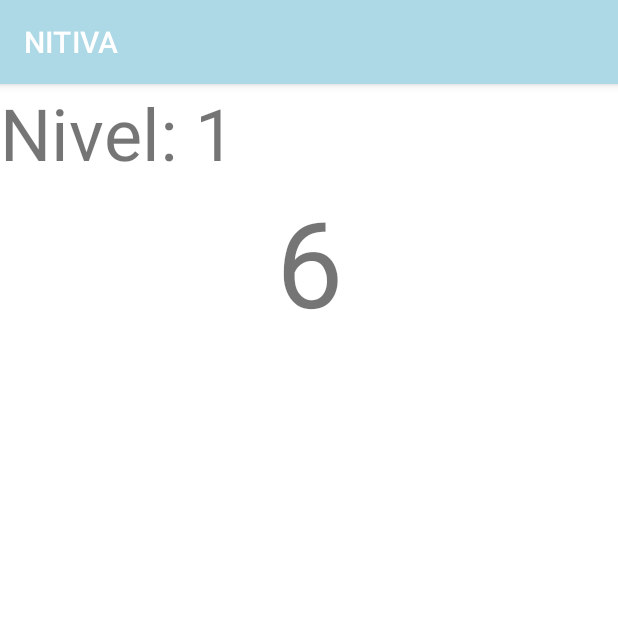
After one commit to Braulio08/NITIVA, an Android app: the NumbersMemoryGame screen opened directly, with no data from a screen before it, on a phone screen of 412 x 824 dp, the top half of it. The commit adds this screen. Run offline under Robolectric (Android 15) with nearby library versions, the phone set to English and light mode, and no system bars.

Commit message:
Actualización 18/10/2021 19:56 Nuevo juego

```diff
--- /dev/null
+++ b/app/src/main/java/com/brafa/nitiva/NumbersMemoryGame.java
@@ -0,0 +1,103 @@
+package com.brafa.nitiva;
+
+import androidx.appcompat.app.AppCompatActivity;
+
+import android.content.Intent;
+import android.os.Bundle;
+import android.os.Handler;
+import android.view.View;
+import android.widget.Button;
+import android.widget.EditText;
+import android.widget.TextView;
+
+import java.util.Random;
+
+public class NumbersMemoryGame extends AppCompatActivity {
+
+    TextView txtLevel, txtNumberShow;
+    EditText etAnswer;
+    Button btnRevisar;
+    int nivelActual = 1;
+    String rNumber;
+    Random random = new Random();
+    final Handler handler = new Handler();
+    @Override
+    protected void onCreate(Bundle savedInstanceState) {
+        super.onCreate(savedInstanceState);
+        setContentView(R.layout.activity_numbers_memory_game);
+        cargarJuego();
+    }
+    public void cargarJuego() {
+        txtLevel = findViewById(R.id.textViewLevel);
+        txtNumberShow = findViewById(R.id.textViewNumberShow);
+        etAnswer = findViewById(R.id.editTextNumber);
+        btnRevisar = findViewById(R.id.btnRevisar);
+
+        txtNumberShow.setVisibility(View.VISIBLE);
+        etAnswer.setVisibility(View.GONE);
+        btnRevisar.setVisibility(View.GONE);
+
+        txtLevel.setText("Nivel: "+ nivelActual);
+        rNumber = generarNumeroRandom(nivelActual);
+        txtNumberShow.setText(rNumber);
+
+
+        handler.postDelayed(new Runnable() {
+            @Override
+            public void run() {
+                txtNumberShow.setVisibility(View.GONE);
+                etAnswer.setVisibility(View.VISIBLE);
+                btnRevisar.setVisibility(View.VISIBLE);
+                etAnswer.requestFocus();
+            }
+        }, 3000);
+
+        btnRevisar.setOnClickListener(new View.OnClickListener() {
+            @Override
+            public void onClick(View view) {
+                if (rNumber.equals(etAnswer.getText().toString())){
+
+                    txtNumberShow.setVisibility(View.VISIBLE);
+                    etAnswer.setVisibility(View.GONE);
+                    btnRevisar.setVisibility(View.GONE);
+
+                    etAnswer.setText("");
+
+                    nivelActual++;
+                    txtLevel.setText("Nivel: "+ nivelActual);
+
+                    rNumber = generarNumeroRandom(nivelActual);
+                    txtNumberShow.setText(rNumber);
+
+                    handler.postDelayed(new Runnable() {
+                        @Override
+                        public void run() {
+                            txtNumberShow.setVisibility(View.GONE);
+                            etAnswer.setVisibility(View.VISIBLE);
+                            btnRevisar.setVisibility(View.VISIBLE);
+                            etAnswer.requestFocus();
+                        }
+                    }, 3000);
+                } else {
+                    Intent intent = new Intent(NumbersMemoryGame.this, Result.class);
+                    intent.putExtra("nivelNumber", nivelActual);
+                    startActivity(intent);
+                    finish();
+                }
+
+
+
+
+
+            }
+        });
+    }
+
+    private String generarNumeroRandom(int digits){
+        String result = "";
+        for (int i = 0; i <digits ; i++) {
+            result = result + "" + random.nextInt(10);
+        }
+        return result;
+    }
+}
--- a/app/src/main/res/layout/activity_main.xml
+++ b/app/src/main/res/layout/activity_main.xml
@@ -87,12 +87,12 @@
         app:layout_constraintVertical_bias="0.0" />
 
     <Button
-        android:id="@+id/btnReading"
+        android:id="@+id/btnNumberMemory"
         android:layout_width="wrap_content"
         android:layout_height="wrap_content"
         android:layout_marginStart="28dp"
         android:layout_marginBottom="16dp"
-        android:text="Lectura"
+        android:text="123Memorizar"
         app:layout_constraintBottom_toTopOf="@+id/imbMemory"
         app:layout_constraintStart_toStartOf="parent" />
 
--- /dev/null
+++ b/app/src/main/res/layout/activity_numbers_memory_game.xml
@@ -0,0 +1,51 @@
+<?xml version="1.0" encoding="utf-8"?>
+<LinearLayout xmlns:android="http://schemas.android.com/apk/res/android"
+    xmlns:app="http://schemas.android.com/apk/res-auto"
+    xmlns:tools="http://schemas.android.com/tools"
+    android:layout_width="match_parent"
+    android:layout_height="match_parent"
+    android:gravity="center|top"
+    android:orientation="vertical"
+    tools:context=".NumbersMemoryGame">
+
+    <LinearLayout
+        android:layout_width="match_parent"
+        android:layout_height="wrap_content"
+        android:orientation="horizontal">
+
+        <TextView
+            android:id="@+id/textViewLevel"
+            android:layout_width="wrap_content"
+            android:layout_height="wrap_content"
+            android:layout_weight="1"
+            android:text="Nivel: 1"
+            android:textAlignment="textStart"
+            android:textSize="48sp" />
+
+    </LinearLayout>
+
+    <TextView
+        android:id="@+id/textViewNumberShow"
+        android:layout_width="match_parent"
+        android:layout_height="wrap_content"
+        android:text="0000"
+        android:textAlignment="center"
+        android:textSize="80sp" />
+
+    <EditText
+        android:id="@+id/editTextNumber"
+        android:layout_width="match_parent"
+        android:layout_height="wrap_content"
+        android:ems="10"
+        android:hint="Respuesta"
+        android:inputType="number"
+        android:textAlignment="center"
+        android:textSize="60sp" />
+
+    <Button
+        android:id="@+id/btnRevisar"
+        android:layout_width="wrap_content"
+        android:layout_height="wrap_content"
+        android:text="Revisar"
+        android:textSize="48sp" />
+</LinearLayout>
--- a/app/src/main/res/layout/activity_result.xml
+++ b/app/src/main/res/layout/activity_result.xml
@@ -14,7 +14,7 @@
         android:layout_width="match_parent"
         android:layout_height="wrap_content"
         android:layout_marginTop="25dp"
-        android:text="¡Bien hecho!"
+        android:text="¡Gracias por jugar!"
         android:textAlignment="center"
         android:textSize="60sp"
         tools:layout_editor_absoluteY="50dp" />
```
Also changed, not shown: app/src/main/AndroidManifest.xml (+6 -3 lines), app/src/main/java/com/brafa/nitiva/MainActivity.java (+10 -0 lines), app/src/main/java/com/brafa/nitiva/MemoryGame.java (+9 -7 lines), app/src/main/java/com/brafa/nitiva/Result.java (+35 -7 lines), 2 other files.
